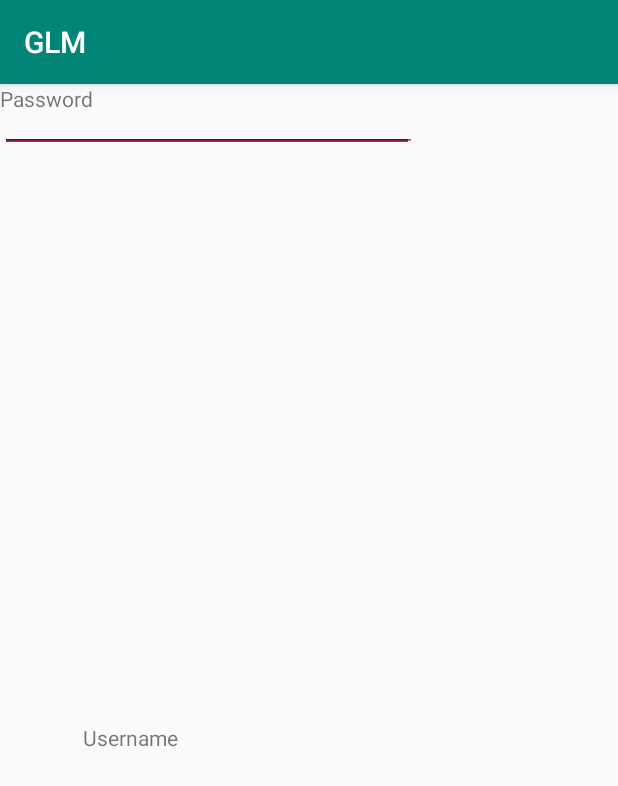
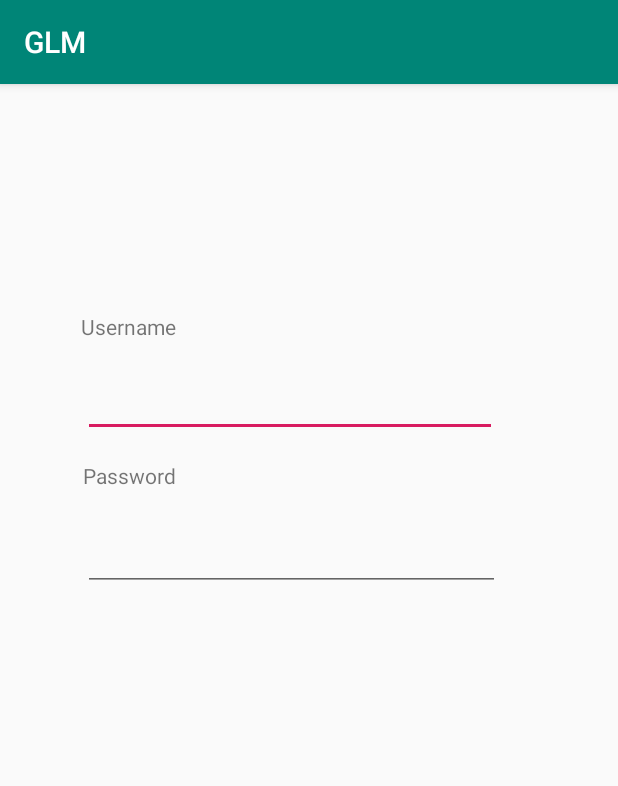
Before and after one commit to DarthSyntax/Reminder, an Android app: the screen it shows after launch (activity_username), on a phone screen of 412 x 824 dp. Shown: the top 786 px of the screen. Run offline under Robolectric (Android 15) with nearby library versions, the phone set to English and light mode, and no system bars.

Commit message:
added activity_reminderlist class and set constraints

```diff
--- a/GroupProject/GLM/app/src/main/res/layout/activity_username.xml
+++ b/GroupProject/GLM/app/src/main/res/layout/activity_username.xml
@@ -10,40 +10,41 @@
         android:id="@+id/userNameLabel"
         android:layout_width="159dp"
         android:layout_height="38dp"
-        android:layout_marginStart="55dp"
-        android:layout_marginEnd="53dp"
-        android:layout_marginBottom="304dp"
+        android:layout_marginStart="54dp"
+        android:layout_marginTop="152dp"
         android:text="Username"
         android:textAlignment="textStart"
-        app:layout_constraintBottom_toBottomOf="parent"
-        app:layout_constraintEnd_toEndOf="parent"
-        app:layout_constraintHorizontal_bias="0.0"
-        app:layout_constraintStart_toStartOf="parent" />
+        app:layout_constraintStart_toStartOf="parent"
+        app:layout_constraintTop_toTopOf="parent" />
 
     <EditText
         android:id="@+id/userNameField"
         android:layout_width="276dp"
         android:layout_height="wrap_content"
+        android:layout_marginStart="55dp"
         android:ems="10"
         android:inputType="textPersonName"
-        tools:layout_editor_absoluteX="55dp"
-        tools:layout_editor_absoluteY="207dp" />
+        app:layout_constraintStart_toStartOf="parent"
+        app:layout_constraintTop_toBottomOf="@+id/userNameLabel" />
 
     <TextView
         android:id="@+id/passwordLabel"
         android:layout_width="159dp"
         android:layout_height="41dp"
+        android:layout_marginStart="55dp"
+        android:layout_marginTop="16dp"
         android:text="Password"
-        tools:layout_editor_absoluteX="55dp"
-        tools:layout_editor_absoluteY="267dp" />
+        app:layout_constraintStart_toStartOf="parent"
+        app:layout_constraintTop_toBottomOf="@+id/userNameField" />
 
     <EditText
         android:id="@+id/passwordField"
         android:layout_width="278dp"
         android:layout_height="wrap_content"
+        android:layout_marginStart="55dp"
         android:ems="10"
         android:inputType="textPassword"
-        tools:layout_editor_absoluteX="55dp"
-        tools:layout_editor_absoluteY="308dp" />
+        app:layout_constraintStart_toStartOf="parent"
+        app:layout_constraintTop_toBottomOf="@+id/passwordLabel" />
 
 </android.support.constraint.ConstraintLayout>
```
Also changed, not shown: GroupProject/GLM/app/src/main/java/seclass/qc/edu/glm/activity_reminderlist.java (added, +13 -0 lines), GroupProject/GLM/app/src/main/res/layout/activity_reminderlist.xml (+25 -2 lines).
